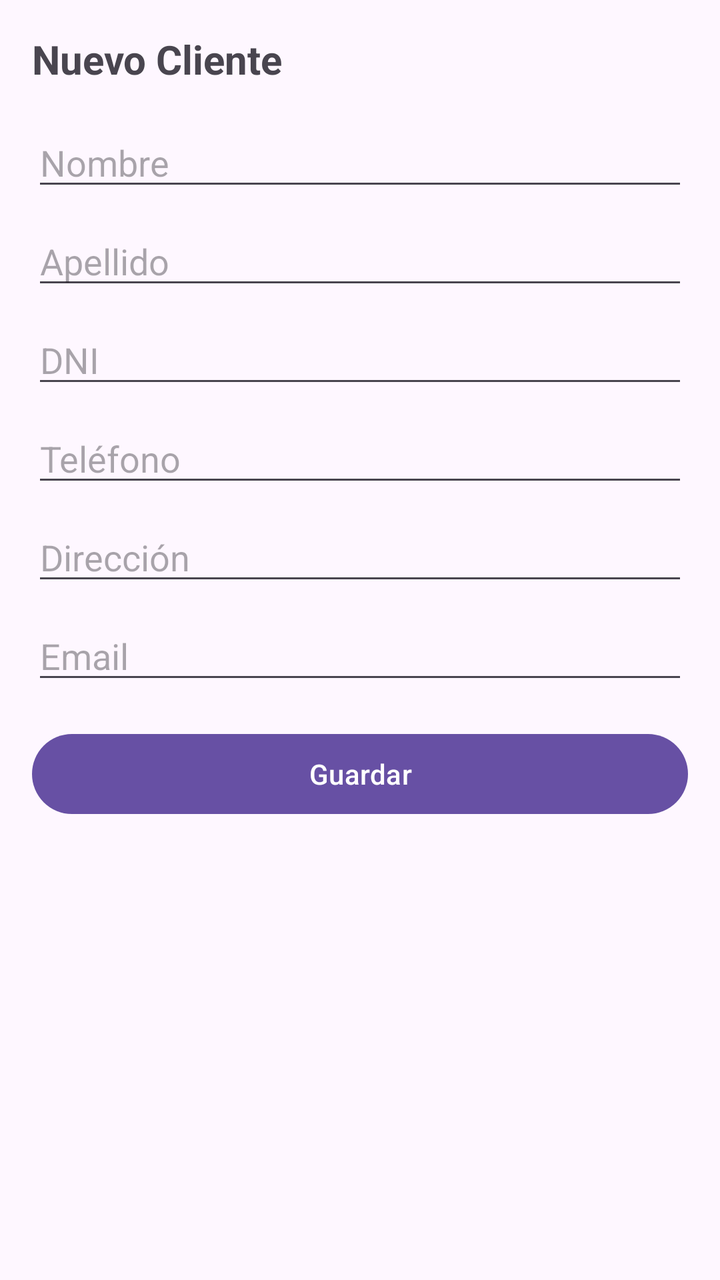
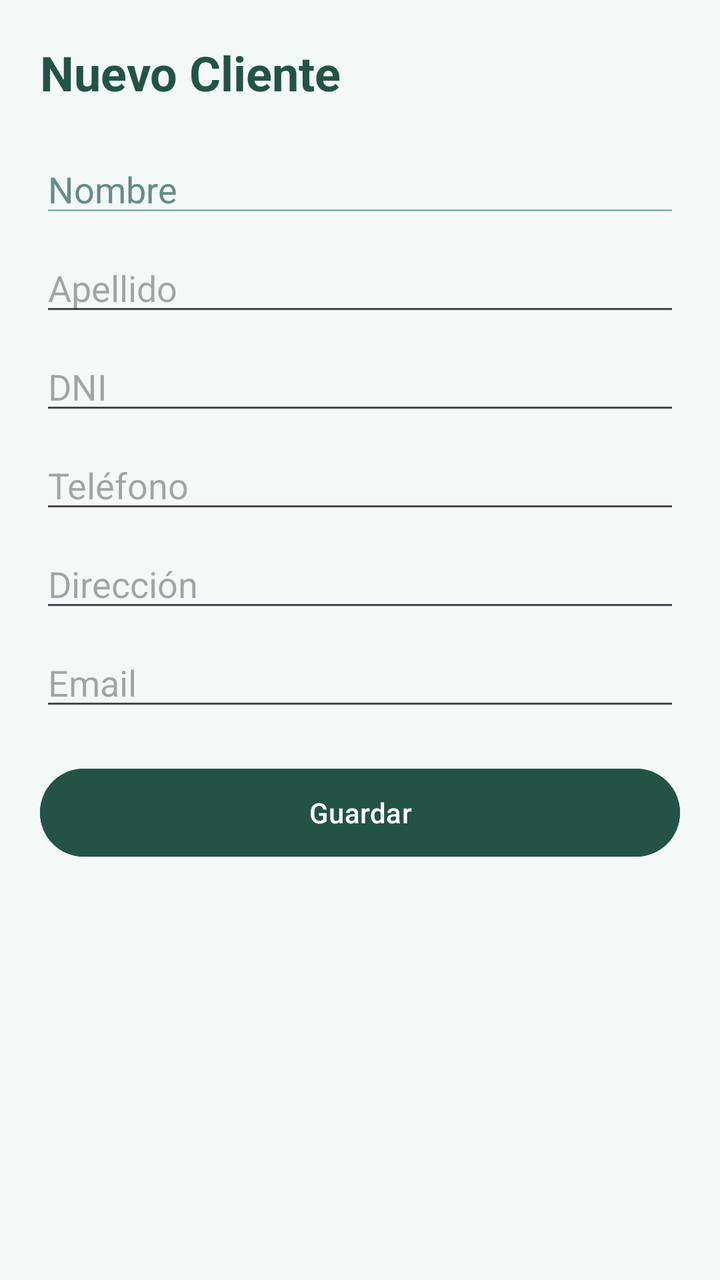

Screens rendered from an Android XML layout before and after an edit, with the pre-edit source and the edit as a unified diff.
<!-- AndroidManifest.xml: application theme Theme.T1 -->
<!-- res/layout/activity_cliente_form.xml -->
<?xml version="1.0" encoding="utf-8"?>
<ScrollView xmlns:android="http://schemas.android.com/apk/res/android"
    android:layout_width="match_parent"
    android:layout_height="match_parent">

    <LinearLayout
        android:layout_width="match_parent"
        android:layout_height="wrap_content"
        android:orientation="vertical"
        android:padding="16dp">

        <TextView
            android:id="@+id/tvTituloForm"
            android:layout_width="wrap_content"
            android:layout_height="wrap_content"
            android:text="Nuevo Cliente"
            android:textSize="20sp"
            android:textStyle="bold"
            android:layout_marginBottom="16dp"/>

        <EditText
            android:id="@+id/etNombre"
            android:layout_width="match_parent"
            android:layout_height="wrap_content"
            android:hint="Nombre"/>

        <EditText
            android:id="@+id/etApellido"
            android:layout_width="match_parent"
            android:layout_height="wrap_content"
            android:hint="Apellido"
            android:layout_marginTop="8dp"/>

        <EditText
            android:id="@+id/etDni"
            android:layout_width="match_parent"
            android:layout_height="wrap_content"
            android:hint="DNI"
            android:inputType="number"
            android:layout_marginTop="8dp"/>

        <EditText
            android:id="@+id/etTelefono"
            android:layout_width="match_parent"
            android:layout_height="wrap_content"
            android:hint="Teléfono"
            android:inputType="phone"
            android:layout_marginTop="8dp"/>

        <EditText
            android:id="@+id/etDireccion"
            android:layout_width="match_parent"
            android:layout_height="wrap_content"
            android:hint="Dirección"
            android:layout_marginTop="8dp"/>

        <EditText
            android:id="@+id/etEmail"
            android:layout_width="match_parent"
            android:layout_height="wrap_content"
            android:hint="Email"
            android:inputType="textEmailAddress"
            android:layout_marginTop="8dp"/>

        <Button
            android:id="@+id/btnGuardar"
            android:layout_width="match_parent"
            android:layout_height="wrap_content"
            android:text="Guardar"
            android:layout_marginTop="16dp"/>

    </LinearLayout>
</ScrollView>
<!-- resources referenced by this layout -->
<resources>
  <style name="Theme.T1" parent="Base.Theme.T1" />
  <style name="Base.Theme.T1" parent="Theme.Material3.DayNight.NoActionBar">
          
          
      </style>
</resources>

<!-- the commit's change to res/layout/activity_cliente_form.xml (unified diff, before → after) -->
@@ -1,28 +1,33 @@
 <?xml version="1.0" encoding="utf-8"?>
 <ScrollView xmlns:android="http://schemas.android.com/apk/res/android"
     android:layout_width="match_parent"
-    android:layout_height="match_parent">
+    android:layout_height="match_parent"
+    android:background="#F3F9F7">
 
     <LinearLayout
         android:layout_width="match_parent"
         android:layout_height="wrap_content"
         android:orientation="vertical"
-        android:padding="16dp">
+        android:padding="20dp">
 
         <TextView
             android:id="@+id/tvTituloForm"
             android:layout_width="wrap_content"
             android:layout_height="wrap_content"
             android:text="Nuevo Cliente"
-            android:textSize="20sp"
+            android:textSize="24sp"
             android:textStyle="bold"
-            android:layout_marginBottom="16dp"/>
+            android:textColor="#235347"
+            android:layout_marginBottom="20dp"/>
 
         <EditText
             android:id="@+id/etNombre"
             android:layout_width="match_parent"
             android:layout_height="wrap_content"
-            android:hint="Nombre"/>
+            android:hint="Nombre"
+            android:backgroundTint="#8EB6B9"
+            android:textColor="#235347"
+            android:textColorHint="#658B89"/>
 
         <EditText
             android:id="@+id/etApellido"
@@ -67,7 +72,10 @@
             android:layout_width="match_parent"
             android:layout_height="wrap_content"
             android:text="Guardar"
-            android:layout_marginTop="16dp"/>
+            android:layout_marginTop="20dp"
+            android:backgroundTint="#235347"
+            android:textColor="#FFFFFF"
+            android:minHeight="52dp"/>
 
     </LinearLayout>
 </ScrollView>
